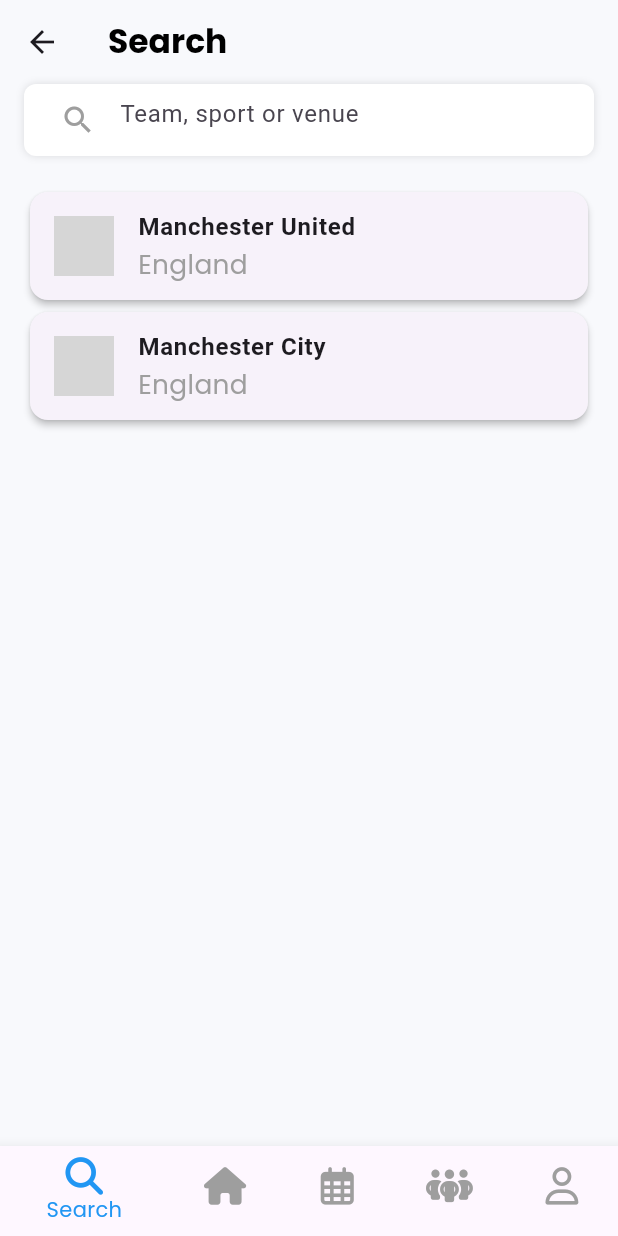
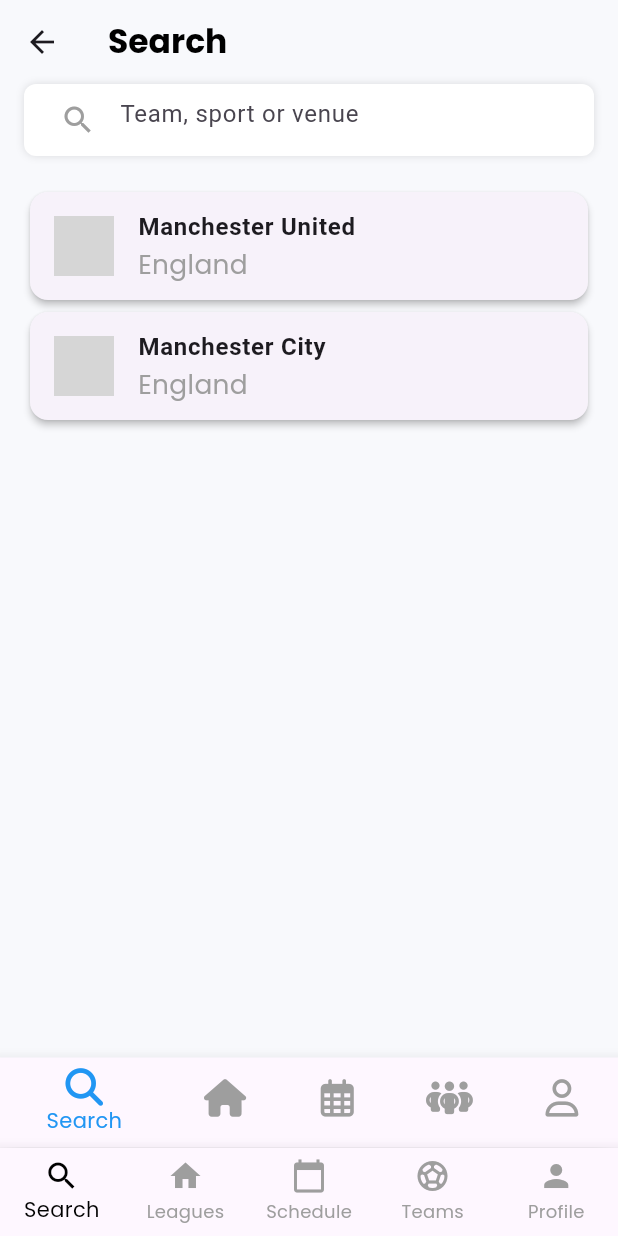
Before and after one commit to AaqilSh/SportSphereApp, a Flutter app: the screen it shows after launch, after a tap on "Login", on a phone screen of 412 x 824 dp. Run offline on Flutter 3.47's test engine with Material 3 defaults, Android fonts, the phone set to English and light mode, and no system bars; our stand-ins replace flutter_screenutil, font_awesome_flutter; grey boxes are pictures that could not be loaded.

Commit message:
Added main screen

```diff
--- a/sportsphere/lib/screens/login_screen.dart
+++ b/sportsphere/lib/screens/login_screen.dart
@@ -1,5 +1,6 @@
 import 'package:flutter/material.dart';
 import 'package:provider/provider.dart';
+import 'package:sportsphere/screens/main_screen.dart';
 import 'package:sportsphere/screens/search_screen.dart';
 import 'package:sportsphere/screens/sign_up_screen.dart';
 import '../providers/auth_provider.dart';
@@ -113,7 +114,7 @@ class _LoginScreenState extends State<LoginScreen> {
                 onPressed: () {
                   Navigator.push(
                     context,
-                    MaterialPageRoute(builder: (context) => SearchScreen()),
+                    MaterialPageRoute(builder: (context) => MainScreen()),
                   );
                 },
                 // onPressed: _login,
--- /dev/null
+++ b/sportsphere/lib/screens/main_screen.dart
@@ -0,0 +1,52 @@
+import 'package:flutter/material.dart';
+import 'package:sportsphere/screens/prodile_screen.dart';
+import 'search_screen.dart';
+import 'leagues_screen.dart';
+import 'schedule_screen.dart';
+import 'teams_screen.dart';
+
+class MainScreen extends StatefulWidget {
+  @override
+  _MainScreenState createState() => _MainScreenState();
+}
+
+class _MainScreenState extends State<MainScreen> {
+  int _selectedIndex = 0; // Default screen index
+
+  final List<Widget> _screens = [
+    SearchScreen(),
+    LeaguesScreen(),
+    ScheduleScreen(),
+    TeamsScreen(),
+    ProfileScreen(),
+  ];
+
+  void _onItemTapped(int index) {
+    setState(() {
+      _selectedIndex = index;
+    });
+  }
+
+  @override
+  Widget build(BuildContext context) {
+    return Scaffold(
+      body: _screens[_selectedIndex], // Show selected screen
+      bottomNavigationBar: BottomNavigationBar(
+        currentIndex: _selectedIndex,
+        onTap: _onItemTapped,
+        type: BottomNavigationBarType.fixed, // Ensures labels always show
+        selectedItemColor: Colors.black, // Highlighted icon color
+        unselectedItemColor: Colors.grey, // Default icon color
+        items: [
+          BottomNavigationBarItem(icon: Icon(Icons.search), label: "Search"),
+          BottomNavigationBarItem(icon: Icon(Icons.home), label: "Leagues"),
+          BottomNavigationBarItem(
+              icon: Icon(Icons.calendar_today), label: "Schedule"),
+          BottomNavigationBarItem(
+              icon: Icon(Icons.sports_soccer), label: "Teams"),
+          BottomNavigationBarItem(icon: Icon(Icons.person), label: "Profile"),
+        ],
+      ),
+    );
+  }
+}
```
